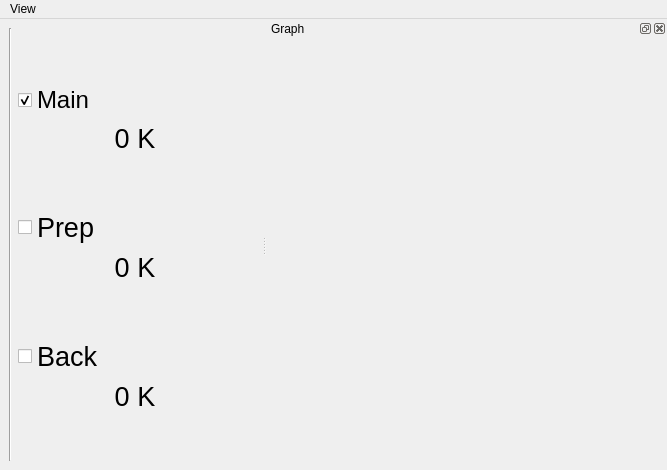
Old version of the form gui/pressure_monitor/ui_pressure_monitor.ui in the repository projecthira/qudi-hira.
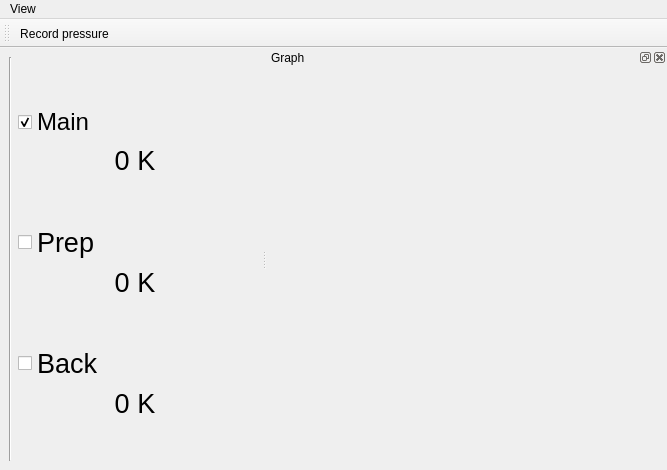
New version of the form. Icons and pictures are not drawn.

Commit message: Adding saving functionality for pressure data.

What changed in the file:
```diff
--- a/gui/pressure_monitor/ui_pressure_monitor.ui
+++ b/gui/pressure_monitor/ui_pressure_monitor.ui
@@ -217,6 +217,21 @@
     <layout class="QGridLayout" name="gridLayout_3"/>
    </widget>
   </widget>
+  <widget class="QToolBar" name="pressureToolbar">
+   <property name="windowTitle">
+    <string>toolBar</string>
+   </property>
+   <property name="toolButtonStyle">
+    <enum>Qt::ToolButtonTextUnderIcon</enum>
+   </property>
+   <attribute name="toolBarArea">
+    <enum>TopToolBarArea</enum>
+   </attribute>
+   <attribute name="toolBarBreak">
+    <bool>false</bool>
+   </attribute>
+   <addaction name="record_pressure_Action"/>
+  </widget>
   <action name="actionClose">
    <property name="icon">
     <iconset>
@@ -259,6 +274,21 @@
     <string>Reset View</string>
    </property>
   </action>
+  <action name="record_pressure_Action">
+   <property name="checkable">
+    <bool>true</bool>
+   </property>
+   <property name="icon">
+    <iconset>
+     <normaloff>../../artwork/icons/qudiTheme/22x22/record-counter.png</normaloff>../../artwork/icons/qudiTheme/22x22/record-counter.png</iconset>
+   </property>
+   <property name="text">
+    <string>Record pressure</string>
+   </property>
+   <property name="toolTip">
+    <string>Save pressure to file</string>
+   </property>
+  </action>
  </widget>
  <resources/>
  <connections>
```
The commit also changes 4 other files.
